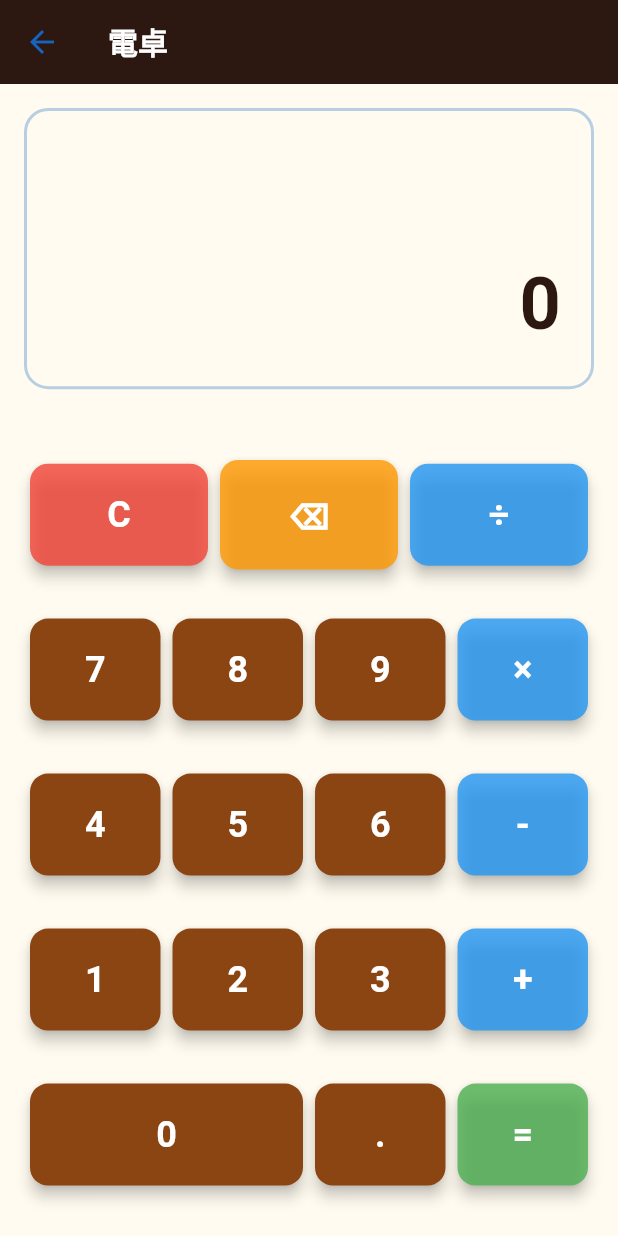
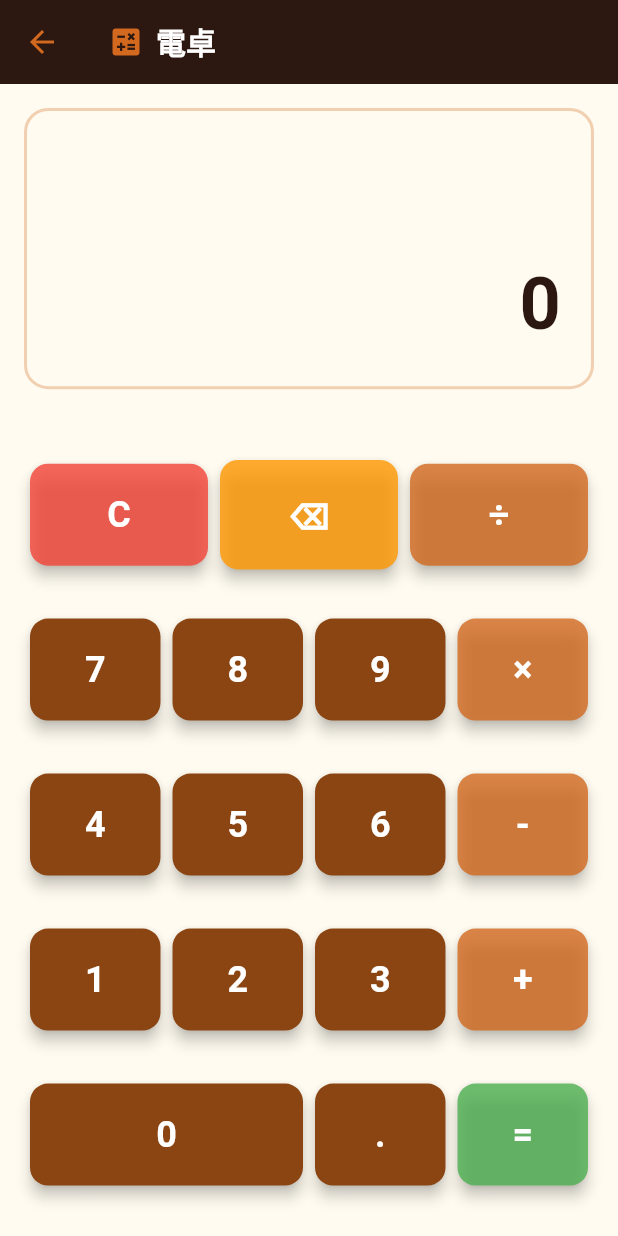
Before and after one commit to IKcoding-jp/roast-plus, a Flutter app: the CalculatorPage screen opened by its route, on a phone screen of 412 x 824 dp. Run offline on Flutter 3.47's test engine with Material 3 defaults, Android fonts, the light colour scheme and no system bars; our stand-ins replace audioplayers, cloud_firestore, firebase_auth, firebase_core, firebase_storage, flutter_colorpicker and 9 more; missing offline and left inert: mobile_scanner; accounts and stored records are empty; Roboto replaces fonts that are missing (ZenMaruGothic).

Commit message:
v0.5.14: 電卓ページのアイコン色をテーマ設定に反映するよう修正

```diff
--- a/lib/pages/calculator/calculator_page.dart
+++ b/lib/pages/calculator/calculator_page.dart
@@ -170,10 +170,24 @@ class _CalculatorPageState extends State<CalculatorPage> {
   Widget build(BuildContext context) {
     final themeSettings = Provider.of<ThemeSettings>(context);
 
+    // デバッグ用：現在のcalculatorColorの値をログ出力
+    print(
+      'CalculatorPage: 現在のcalculatorColor: ${themeSettings.calculatorColor}',
+    );
+    print(
+      'CalculatorPage: calculatorColorの値: ${themeSettings.calculatorColor.value}',
+    );
+    print('CalculatorPage: 現在のiconColor: ${themeSettings.iconColor}');
+    print('CalculatorPage: iconColorの値: ${themeSettings.iconColor.value}');
+
     return Scaffold(
       backgroundColor: themeSettings.backgroundColor,
       appBar: AppBar(
-        title: Text(
+        title: Row(
+          children: [
+            Icon(Icons.calculate, color: themeSettings.calculatorColor),
+            SizedBox(width: 8),
+            Text(
               '電卓',
               style: TextStyle(
                 color: themeSettings.appBarTextColor,
@@ -182,7 +196,10 @@ class _CalculatorPageState extends State<CalculatorPage> {
                 fontFamily: themeSettings.fontFamily,
               ),
             ),
+          ],
+        ),
         backgroundColor: themeSettings.appBarColor,
+        foregroundColor: themeSettings.calculatorColor,
         iconTheme: IconThemeData(color: themeSettings.calculatorColor),
       ),
       body: SafeArea(
@@ -261,7 +278,8 @@ class _CalculatorPageState extends State<CalculatorPage> {
                           _buildButton(
                             text: '÷',
                             onPressed: () => _onButtonPressed('÷'),
-                            backgroundColor: Colors.blue.withOpacity(0.8),
+                            backgroundColor: themeSettings.calculatorColor
+                                .withOpacity(0.8),
                             textColor: Colors.white,
                           ),
                         ],
@@ -287,7 +305,8 @@ class _CalculatorPageState extends State<CalculatorPage> {
                           _buildButton(
                             text: '×',
                             onPressed: () => _onButtonPressed('×'),
-                            backgroundColor: Colors.blue.withOpacity(0.8),
+                            backgroundColor: themeSettings.calculatorColor
+                                .withOpacity(0.8),
                             textColor: Colors.white,
                           ),
                         ],
@@ -313,7 +332,8 @@ class _CalculatorPageState extends State<CalculatorPage> {
                           _buildButton(
                             text: '-',
                             onPressed: () => _onButtonPressed('-'),
-                            backgroundColor: Colors.blue.withOpacity(0.8),
+                            backgroundColor: themeSettings.calculatorColor
+                                .withOpacity(0.8),
                             textColor: Colors.white,
                           ),
                         ],
@@ -339,7 +359,8 @@ class _CalculatorPageState extends State<CalculatorPage> {
                           _buildButton(
                             text: '+',
                             onPressed: () => _onButtonPressed('+'),
-                            backgroundColor: Colors.blue.withOpacity(0.8),
+                            backgroundColor: themeSettings.calculatorColor
+                                .withOpacity(0.8),
                             textColor: Colors.white,
                           ),
                         ],
--- a/lib/pages/settings/custom_theme_settings_page.dart
+++ b/lib/pages/settings/custom_theme_settings_page.dart
@@ -296,6 +296,12 @@ class _CustomThemeSettingsPageState extends State<CustomThemeSettingsPage> {
               label: 'ダイアログの背景色',
               color: themeSettings.dialogBackgroundColor,
               onColorChanged: themeSettings.updateDialogBackgroundColor,
+            ),
+            const SizedBox(height: 16),
+            _ColorPickerTile(
+              label: '電卓の色',
+              color: themeSettings.calculatorColor,
+              onColorChanged: themeSettings.updateCalculatorColor,
             ),
           ],
         ),
--- a/pubspec.yaml
+++ b/pubspec.yaml
@@ -2,7 +2,7 @@ name: bysnapp
 description: "ローストプラス"
 publish_to: 'none'
 
-version: 0.5.13
+version: 0.5.14
 
 environment:
   sdk: ^3.8.1
```
Also changed, not shown: lib/models/theme_settings.dart (+18 -2 lines), 1 other file. Lines whose indentation alone changed are shown as unchanged.
